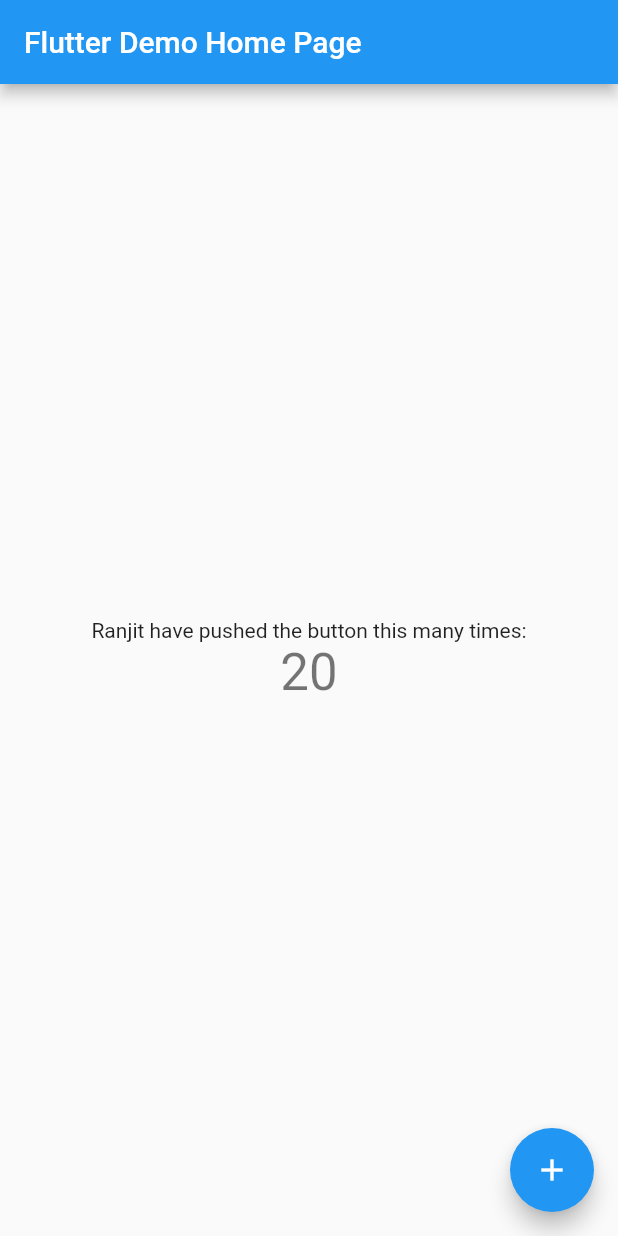
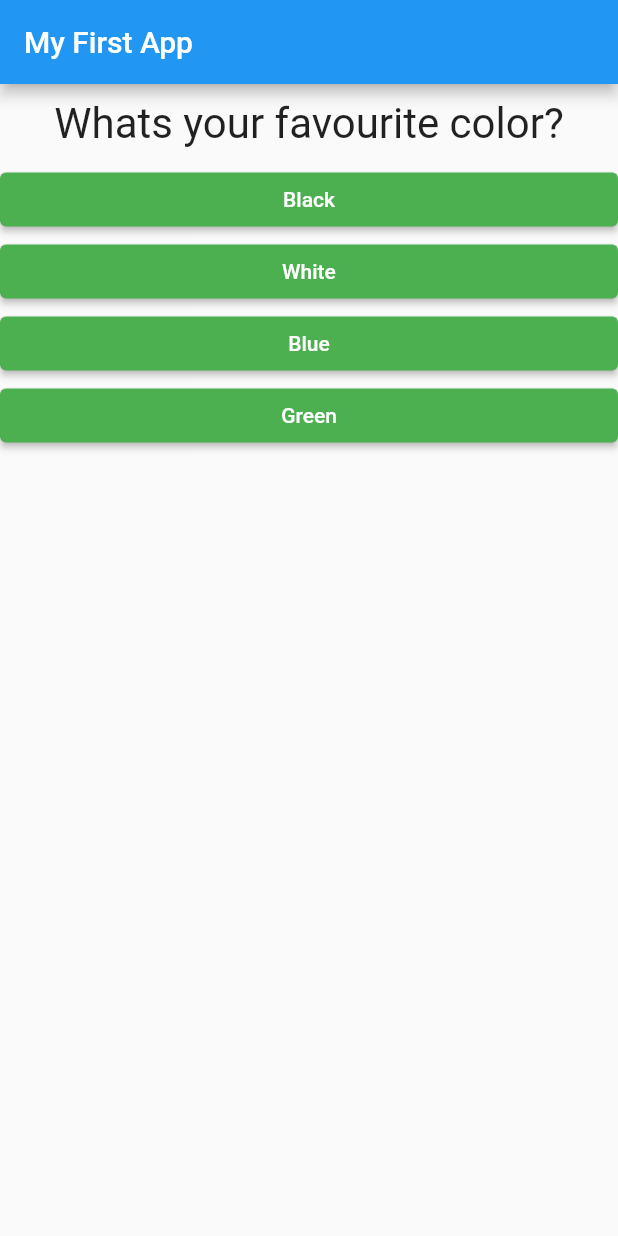
Before and after one commit to truncet/flutter_quiz, a Flutter app: the screen it shows after launch, on a phone screen of 412 x 824 dp. Run offline on Flutter 3.47's test engine with Material 2 defaults, Android fonts, the phone set to English and light mode, and no system bars.

Commit message:
quiz app

```diff
--- /dev/null
+++ b/lib/answer.dart
@@ -0,0 +1,21 @@
+import 'package:flutter/material.dart';
+
+class Answer extends StatelessWidget {
+  final Function selectHandler;
+  final String answerText;
+
+  Answer(this.selectHandler, this.answerText);
+
+  @override
+  Widget build(BuildContext context) {
+    return Container(
+        width: double.infinity,
+        child: ElevatedButton(
+          child: Text(answerText),
+          onPressed: selectHandler,
+          style: ButtonStyle(
+              backgroundColor: MaterialStateProperty.all<Color>(Colors.green),
+              foregroundColor: MaterialStateProperty.all<Color>(Colors.white)),
+        ));
+  }
+}
--- a/lib/main.dart
+++ b/lib/main.dart
@@ -1,113 +1,84 @@
 import 'package:flutter/material.dart';
+
+import './quiz.dart';
+import './result.dart';
 
 void main() {
   runApp(MyApp());
 }
 
-class MyApp extends StatelessWidget {
-  // This widget is the root of your application.
+class MyApp extends StatefulWidget {
   @override
-  Widget build(BuildContext context) {
-    return MaterialApp(
-      title: 'Flutter Demo',
-      theme: ThemeData(
-        // This is the theme of your application.
-        //
-        // Try running your application with "flutter run". You'll see the
-        // application has a blue toolbar. Then, without quitting the app, try
-        // changing the primarySwatch below to Colors.green and then invoke
-        // "hot reload" (press "r" in the console where you ran "flutter run",
-        // or simply save your changes to "hot reload" in a Flutter IDE).
-        // Notice that the counter didn't reset back to zero; the application
-        // is not restarted.
-        primarySwatch: Colors.blue,
-      ),
-      home: MyHomePage(title: 'Flutter Demo Home Page'),
-    );
+  State<StatefulWidget> createState() {
+    // TODO: implement createState
+    return _MyAppState();
   }
 }
 
-class MyHomePage extends StatefulWidget {
-  MyHomePage({Key key, this.title}) : super(key: key);
+class _MyAppState extends State {
+  var _questionIndex = 0;
+  var _totalScore = 0;
+  final _questions = const [
+    {
+      'questionText': 'Whats your favourite color?',
+      'answers': [
+        {'text': 'Black', 'score': 10},
+        {'text': 'White', 'score': 5},
+        {'text': 'Blue', 'score': 3},
+        {'text': 'Green', 'score': 1},
+      ],
+    },
+    {
+      'questionText': 'Whats your favourite animal?',
+      'answers': [
+        {'text': 'Snake', 'score': 10},
+        {'text': 'Tiger', 'score': 5},
+        {'text': 'Lion', 'score': 3},
+        {'text': 'Rat', 'score': 1},
+      ],
+    },
+    {
+      'questionText': 'Who is your favourite Instructor?',
+      'answers': [
+        {'text': 'Ranjit', 'score': 10},
+        {'text': 'Nepal', 'score': 5},
+        {'text': 'Max', 'score': 3},
+        {'text': 'Rwat', 'score': 1},
+      ],
+    },
+  ];
 
-  // This widget is the home page of your application. It is stateful, meaning
-  // that it has a State object (defined below) that contains fields that affect
-  // how it looks.
+  void _answerQuestion(int score) {
+    _totalScore += score;
+    setState(() {
+      _questionIndex = _questionIndex + 1;
+    });
 
-  // This class is the configuration for the state. It holds the values (in this
-  // case the title) provided by the parent (in this case the App widget) and
-  // used by the build method of the State. Fields in a Widget subclass are
-  // always marked "final".
+    print(_questionIndex);
+  }
 
-  final String title;
-
-  @override
-  _MyHomePageState createState() => _MyHomePageState();
-}
-
-class _MyHomePageState extends State<MyHomePage> {
-  int _counter = 20;
-
-  void _incrementCounter() {
+  void _resetQuiz() {
     setState(() {
-      // This call to setState tells the F lutter framework that something has
-      // changed in this State, which causes it to rerun the build method below
-      // so that the display can reflect the updated values. If we changed
-      // _counter without calling setState(), then the build method would not be
-      // called again, and so nothing would appear to happen.
-      _counter--;
+      _questionIndex = 0;
+      _totalScore = 0;
     });
   }
 
   @override
   Widget build(BuildContext context) {
-    // This method is rerun every time setState is called, for instance as done
-    // by the _incrementCounter method above.
-    //
-    // The Flutter framework has been optimized to make rerunning build methods
-    // fast, so that you can just rebuild anything that needs updating rather
-    // than having to individually change instances of widgets.
-    return Scaffold(
-      appBar: AppBar(
-        // Here we take the value from the MyHomePage object that was created by
-        // the App.build method, and use it to set our appbar title.
-        title: Text(widget.title),
+    return MaterialApp(
+      home: Scaffold(
+        appBar: AppBar(
+          title: Text('My First App'),
+        ),
+        body: _questionIndex < _questions.length
+            ? Quiz(
+                answerQuestion: _answerQuestion,
+                questionIndex: _questionIndex,
+                questions: _questions,
+              )
+            : Result(_totalScore, _resetQuiz),
       ),
-      body: Center(
-        // Center is a layout widget. It takes a single child and positions it
-        // in the middle of the parent.
-        child: Column(
-          // Column is also a layout widget. It takes a list of children and
-          // arranges them vertically. By default, it sizes itself to fit its
-          // children horizontally, and tries to be as tall as its parent.
-          //
-          // Invoke "debug painting" (press "p" in the console, choose the
-          // "Toggle Debug Paint" action from the Flutter Inspector in Android
-          // Studio, or the "Toggle Debug Paint" command in Visual Studio Code)
-          // to see the wireframe for each widget.
-          //
-          // Column has various properties to control how it sizes itself and
-          // how it positions its children. Here we use mainAxisAlignment to
-          // center the children vertically; the main axis here is the vertical
-          // axis because Columns are vertical (the cross axis would be
-          // horizontal).
-          mainAxisAlignment: MainAxisAlignment.center,
-          children: <Widget>[
-            Text(
-              'Ranjit have pushed the button this many times:',
-            ),
-            Text(
-              '$_counter',
-              style: Theme.of(context).textTheme.headline4,
-            ),
-          ],
-        ),
-      ),
-      floatingActionButton: FloatingActionButton(
-        onPressed: _incrementCounter,
-        tooltip: 'Increment',
-        child: Icon(Icons.add),
-      ), // This trailing comma makes auto-formatting nicer for build methods.
     );
   }
 }
--- /dev/null
+++ b/lib/question.dart
@@ -0,0 +1,26 @@
+import 'package:flutter/material.dart';
+
+class Question extends StatelessWidget {
+  final String questionText;
+
+  // Question(String questionText) {
+  //   this.questionText = questionText;
+  // }
+
+  Question(this.questionText);
+
+  @override
+  Widget build(BuildContext context) {
+    return Container(
+      width: double.infinity,
+      margin: EdgeInsets.all(10),
+      child: Text(
+        questionText,
+        style: TextStyle(
+          fontSize: 28,
+        ),
+        textAlign: TextAlign.center,
+      ),
+    );
+  }
+}
--- /dev/null
+++ b/lib/quiz.dart
@@ -0,0 +1,22 @@
+import 'package:flutter/material.dart';
+
+import './question.dart';
+import './answer.dart';
+
+class Quiz extends StatelessWidget {
+  final List<Map<String, Object>> questions;
+  final Function answerQuestion;
+  final int questionIndex;
+
+  Quiz({this.questions, this.answerQuestion, this.questionIndex});
+  @override
+  Widget build(BuildContext context) {
+    return Column(children: [
+      Question(questions[questionIndex]['questionText']),
+      ...(questions[questionIndex]['answers'] as List<Map<String, Object>>)
+          .map((answer) {
+        return Answer(() => answerQuestion(answer['score']), answer['text']);
+      })
+    ]);
+  }
+}
--- /dev/null
+++ b/lib/result.dart
@@ -0,0 +1,44 @@
+import 'package:flutter/material.dart';
+
+class Result extends StatelessWidget {
+  final int totalScore;
+  final Function resetQuiz;
+
+  Result(this.totalScore, this.resetQuiz);
+
+  String get resultPhrase {
+    var resultText = 'You did it';
+    if (totalScore <= 8) {
+      resultText = 'You are awesome and innocent!';
+    } else if (totalScore <= 12) {
+      resultText = 'Pretty Likeable';
+    } else if (totalScore <= 16) {
+      resultText = 'You are Strange?';
+    } else {
+      resultText = 'You are so bad';
+    }
+    return resultText;
+  }
+
+  @override
+  Widget build(BuildContext context) {
+    return Center(
+      child: Column(
+        children: [
+          Text(
+            resultPhrase,
+            style: TextStyle(fontSize: 36, fontWeight: FontWeight.bold),
+            textAlign: TextAlign.center,
+          ),
+          TextButton(
+            style: ButtonStyle(
+              foregroundColor: MaterialStateProperty.all<Color>(Colors.blue),
+            ),
+            onPressed: resetQuiz,
+            child: Text('Restart Quiz!!'),
+          )
+        ],
+      ),
+    );
+  }
+}
```
